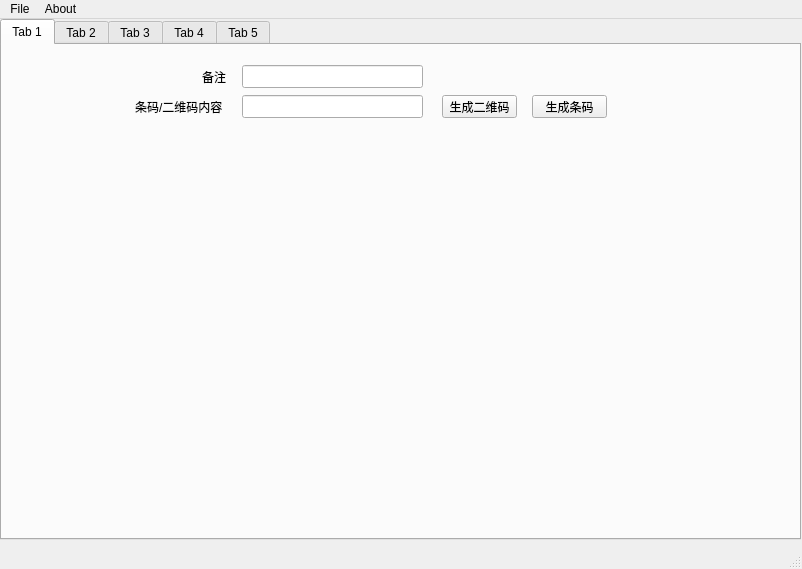
The window that mainwindow.ui (ainiaa/QTBarcode) describes before a commit, drawn with Qt 5.
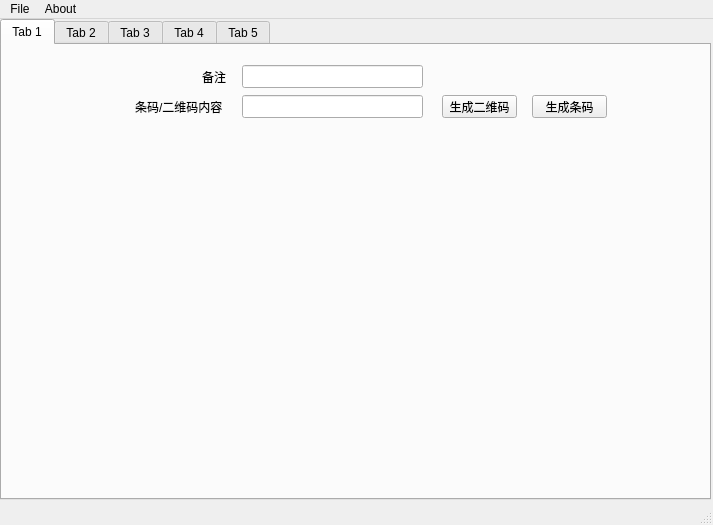
The same window after the commit.

Commit message: 1、设置barcode编码为 code_128 2、将barcode 加粗字体 3、修改ui

```diff
--- a/mainwindow.ui
+++ b/mainwindow.ui
@@ -6,8 +6,8 @@
    <rect>
     <x>0</x>
     <y>0</y>
-    <width>802</width>
-    <height>569</height>
+    <width>713</width>
+    <height>525</height>
    </rect>
   </property>
   <property name="windowTitle">
@@ -19,10 +19,16 @@
      <rect>
       <x>0</x>
       <y>0</y>
-      <width>801</width>
-      <height>521</height>
+      <width>711</width>
+      <height>481</height>
      </rect>
     </property>
+    <property name="focusPolicy">
+     <enum>Qt::NoFocus</enum>
+    </property>
+    <property name="autoFillBackground">
+     <bool>true</bool>
+    </property>
     <property name="currentIndex">
      <number>0</number>
     </property>
@@ -46,9 +52,9 @@
      <widget class="QLabel" name="imgLabel">
       <property name="geometry">
        <rect>
-        <x>10</x>
+        <x>15</x>
         <y>90</y>
-        <width>771</width>
+        <width>671</width>
         <height>361</height>
        </rect>
       </property>
@@ -548,7 +554,7 @@
     <rect>
      <x>0</x>
      <y>0</y>
-     <width>802</width>
+     <width>713</width>
      <height>23</height>
     </rect>
    </property>
```
The commit also changes 2 other files.
